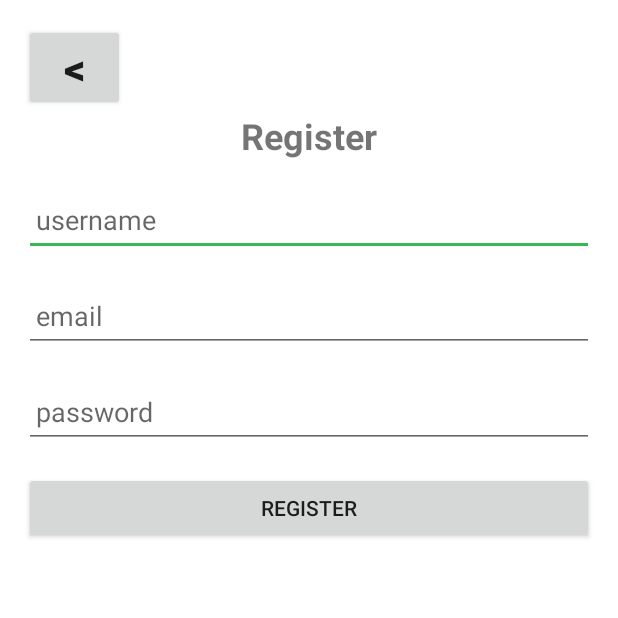
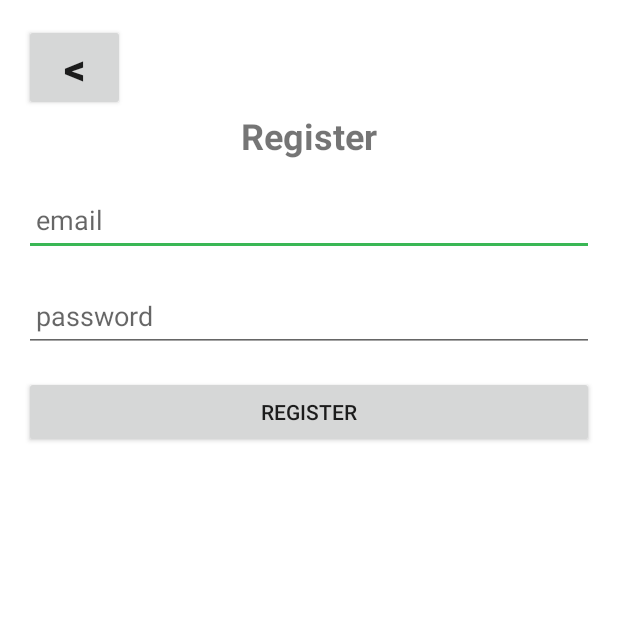
Before and after one commit to fuarthur/linkme, an Android app: the RegisterActivity screen opened directly, with no data from a screen before it, after a tap on "REGISTER", on a phone screen of 412 x 824 dp, the top half of it. Run offline under Robolectric (Android 15) with nearby library versions, the phone set to English and light mode, and no system bars; our stand-ins replace Firebase (no records; nobody signed in at launch, a user with empty details on screens opened directly).

Commit message:
chore: register optimize

```diff
--- a/app/src/main/java/com/ams/linkme/ui/activity/RegisterActivity.kt
+++ b/app/src/main/java/com/ams/linkme/ui/activity/RegisterActivity.kt
@@ -14,7 +14,6 @@ import com.ams.linkme.ui.viewmodel.RegisterViewModel
 
 class RegisterActivity : AppCompatActivity() {
 
-    private lateinit var usernameEditText: EditText
     private lateinit var passwordEditText: EditText
     private lateinit var emailEditText: EditText
     private lateinit var registerButton: Button
@@ -27,9 +26,8 @@ class RegisterActivity : AppCompatActivity() {
         setContentView(R.layout.activity_register)
 
         // 初始化视图
-        usernameEditText = findViewById(R.id.edit_text_username)
+        emailEditText = findViewById(R.id.edit_text_email)
         passwordEditText = findViewById(R.id.edit_text_password)
-        emailEditText = findViewById(R.id.edit_text_email)
         registerButton = findViewById(R.id.button_register)
         backButton = findViewById(R.id.button_back)
 
@@ -60,9 +58,8 @@ class RegisterActivity : AppCompatActivity() {
         registerButton.setOnClickListener {
             val email = emailEditText.text.toString().trim()
             val password = passwordEditText.text.toString().trim()
-            val username = usernameEditText.text.toString().trim()
 
-            registerViewModel.register(username, email, password)
+            registerViewModel.register(email, password)
         }
 
         backButton.setOnClickListener {
--- a/app/src/main/java/com/ams/linkme/ui/viewmodel/RegisterViewModel.kt
+++ b/app/src/main/java/com/ams/linkme/ui/viewmodel/RegisterViewModel.kt
@@ -17,10 +17,10 @@ class RegisterViewModel : ViewModel() {
     private lateinit var firestore: FirebaseFirestore
 
 
-    fun register(username: String, email: String, password: String) {
+    fun register(email: String, password: String) {
         firestore = Firebase.firestore
         // 验证用户名和密码
-        if (username.isEmpty() || password.isEmpty() || email.isEmpty()) {
+        if (email.isEmpty() || password.isEmpty()) {
             _registerResultLiveData.value = RegisterResult.Error("请填写所有字段")
             return
         }
@@ -45,7 +45,6 @@ class RegisterViewModel : ViewModel() {
                     val uid = user!!.uid
                     _registerResultLiveData.value = RegisterResult.Success(user, email, password)
                     val postMap = hashMapOf<String, Any>()
-                    postMap["username"] = username
                     postMap["email"] = email
 
                     firestore.collection("Users").document(uid).set(postMap).addOnSuccessListener {
@@ -59,7 +58,7 @@ class RegisterViewModel : ViewModel() {
     }
 
     sealed class RegisterResult {
-        data class Success(val user: FirebaseUser?, val email: String, val password: String) : RegisterResult() {}
+        data class Success(val user: FirebaseUser?, val email: String, val password: String) : RegisterResult()
         data class Error(val errorMessage: String) : RegisterResult()
     }
 }
--- a/app/src/main/res/layout/activity_register.xml
+++ b/app/src/main/res/layout/activity_register.xml
@@ -22,15 +22,6 @@
             android:textStyle="bold"
             android:gravity="center"
             android:paddingBottom="16dp" />
-
-    <EditText
-            android:id="@+id/edit_text_username"
-            android:layout_width="match_parent"
-            android:layout_height="wrap_content"
-            android:hint="@string/username"
-            android:inputType="text"
-            android:padding="8dp"
-            android:layout_marginBottom="16dp" android:minHeight="48dp" android:autofillHints=""/>
 
     <EditText
             android:id="@+id/edit_text_email"
```
